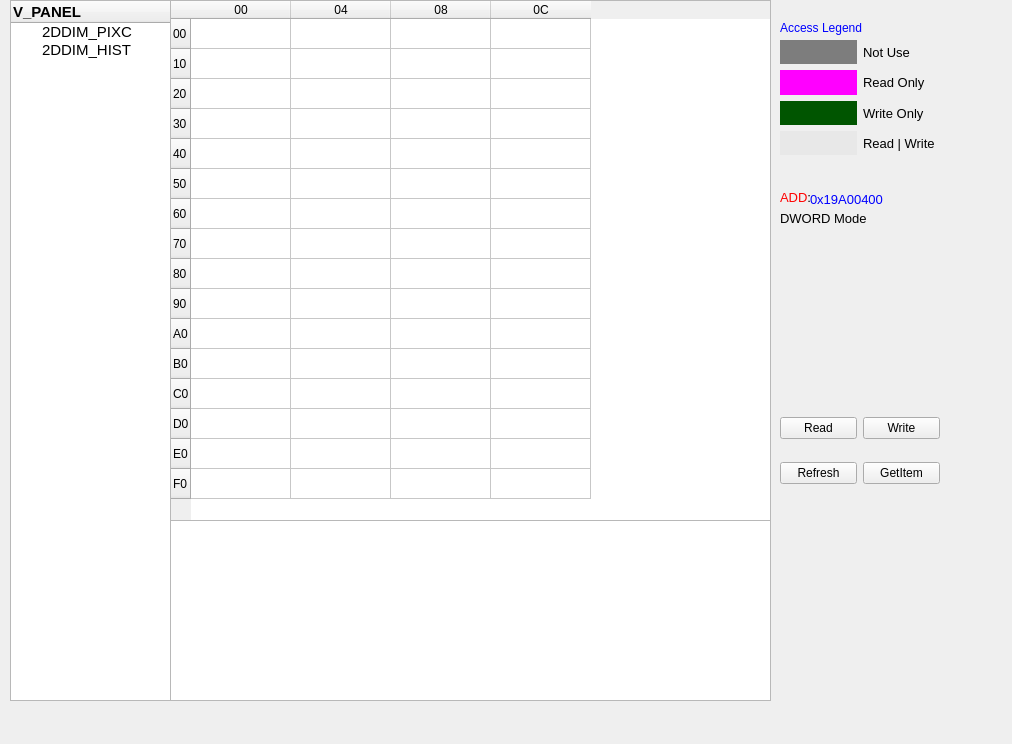
First picture: the form in twoFirst01/DimmingDebugger_Readback_SX7/Dimpages.ui, repository hooloong/gitpython, before the edit.
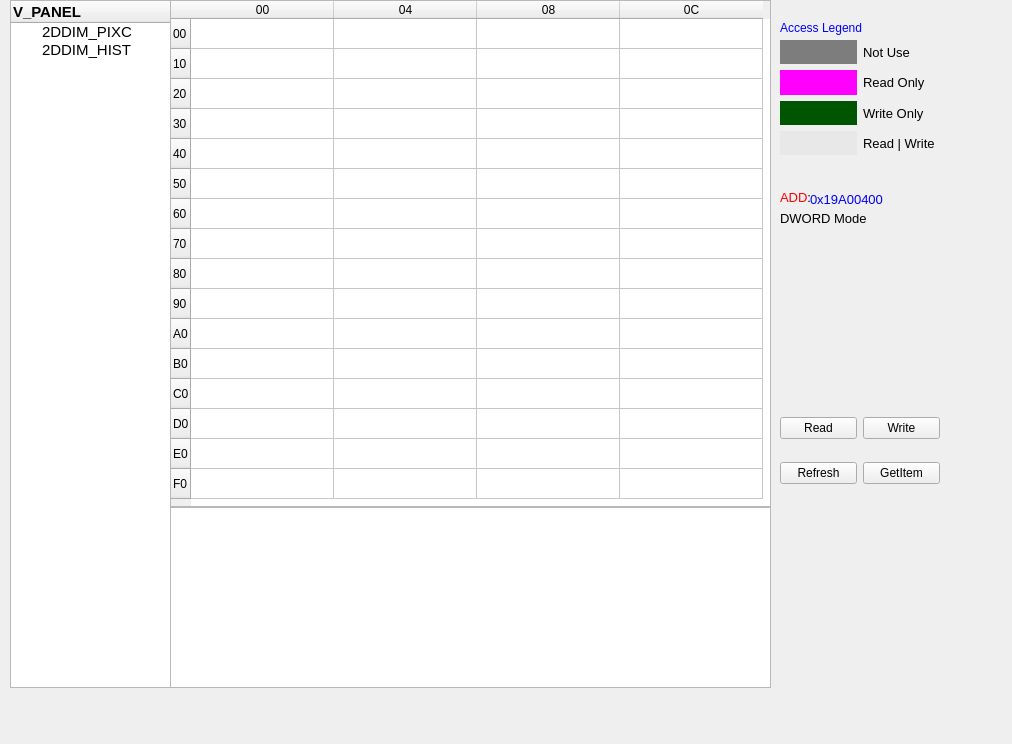
Second picture: the form after the edit.

```diff
--- a/twoFirst01/DimmingDebugger_Readback_SX7/Dimpages.ui
+++ b/twoFirst01/DimmingDebugger_Readback_SX7/Dimpages.ui
@@ -19,14 +19,20 @@
      <x>170</x>
      <y>0</y>
      <width>601</width>
-     <height>521</height>
+     <height>507</height>
     </rect>
    </property>
    <attribute name="horizontalHeaderCascadingSectionResizes">
     <bool>false</bool>
    </attribute>
    <attribute name="horizontalHeaderDefaultSectionSize">
-    <number>100</number>
+    <number>143</number>
+   </attribute>
+   <attribute name="horizontalHeaderHighlightSections">
+    <bool>false</bool>
+   </attribute>
+   <attribute name="verticalHeaderHighlightSections">
+    <bool>false</bool>
    </attribute>
    <row>
     <property name="text">
@@ -145,7 +151,7 @@
      <x>10</x>
      <y>0</y>
      <width>161</width>
-     <height>701</height>
+     <height>688</height>
     </rect>
    </property>
    <property name="font">
@@ -223,7 +229,7 @@
    <property name="geometry">
     <rect>
      <x>170</x>
-     <y>520</y>
+     <y>507</y>
      <width>601</width>
      <height>181</height>
     </rect>
```
Left out of the diff: 2 changed lines with no effect on the pictures.
